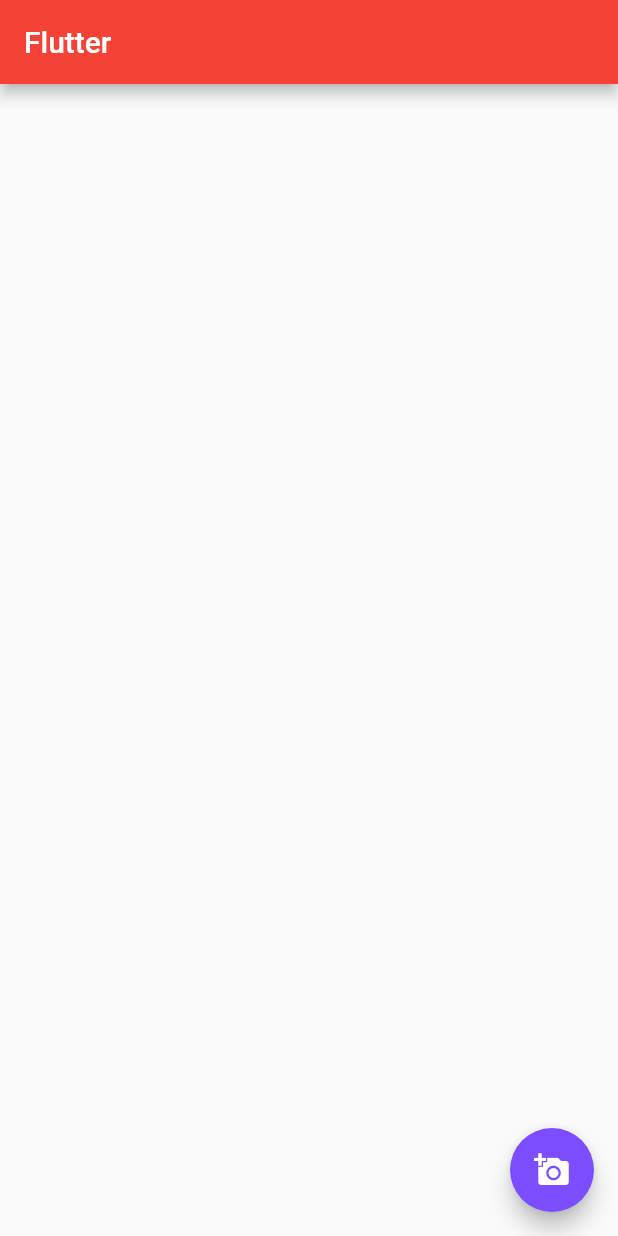
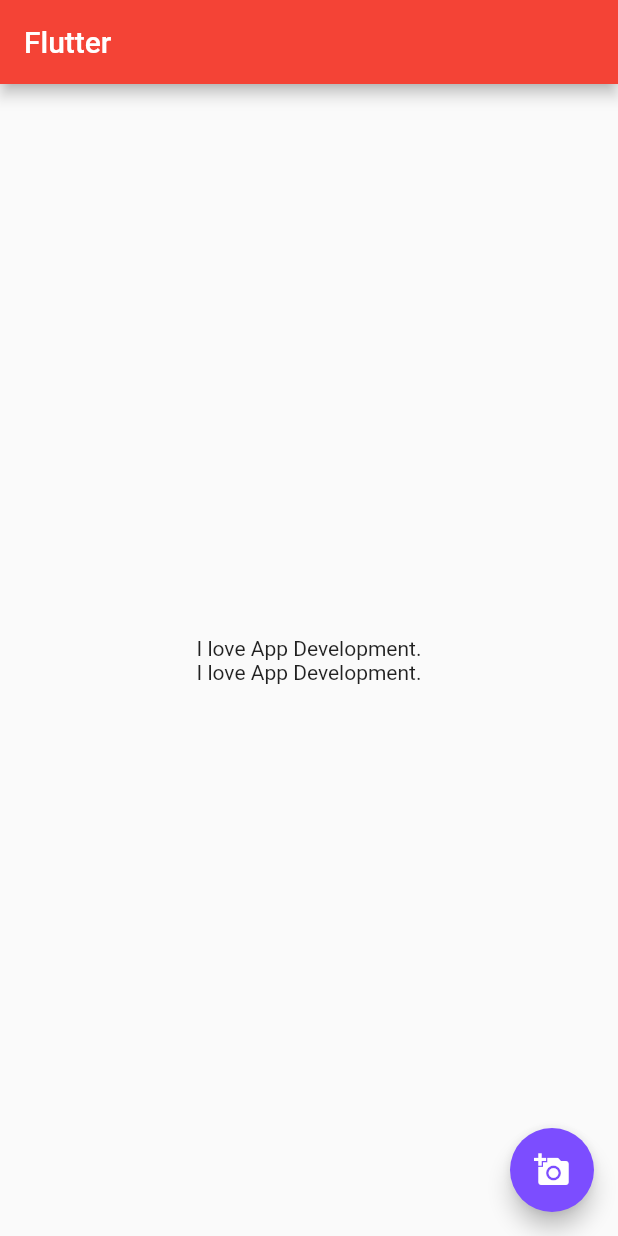
Before and after one commit to chamrouensann/Udemy-Course-Flutter, a Flutter app: the screen it shows after launch, after a tap on the "add a photo" icon, on a phone screen of 412 x 824 dp. Run offline on Flutter 3.47's test engine with Material 2 defaults, Android fonts, the phone set to English and light mode, and no system bars.

Commit message:
The usages of mainAxisAlignment

```diff
--- a/Exercise001/hello_world/lib/main.dart
+++ b/Exercise001/hello_world/lib/main.dart
@@ -13,6 +13,15 @@ void main() {
         title: Text("Flutter"),
         backgroundColor: Colors.red,
       ),
+      body: Center(
+        child: Column(
+          mainAxisAlignment: MainAxisAlignment.center,
+          children: <Widget>[
+            Text("I love App Development."),
+            Text("I love App Development."),
+          ],
+        ),
+      ),
       floatingActionButton: FloatingActionButton(
         onPressed: () {},
         child: Icon(
```
